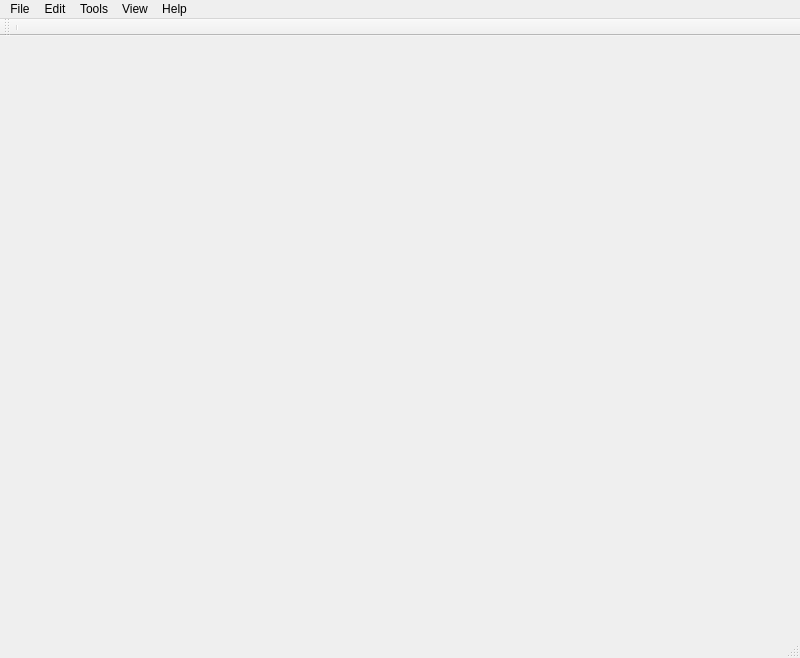
GAMS-dev/studio, file gamside.ui: the form before one commit.
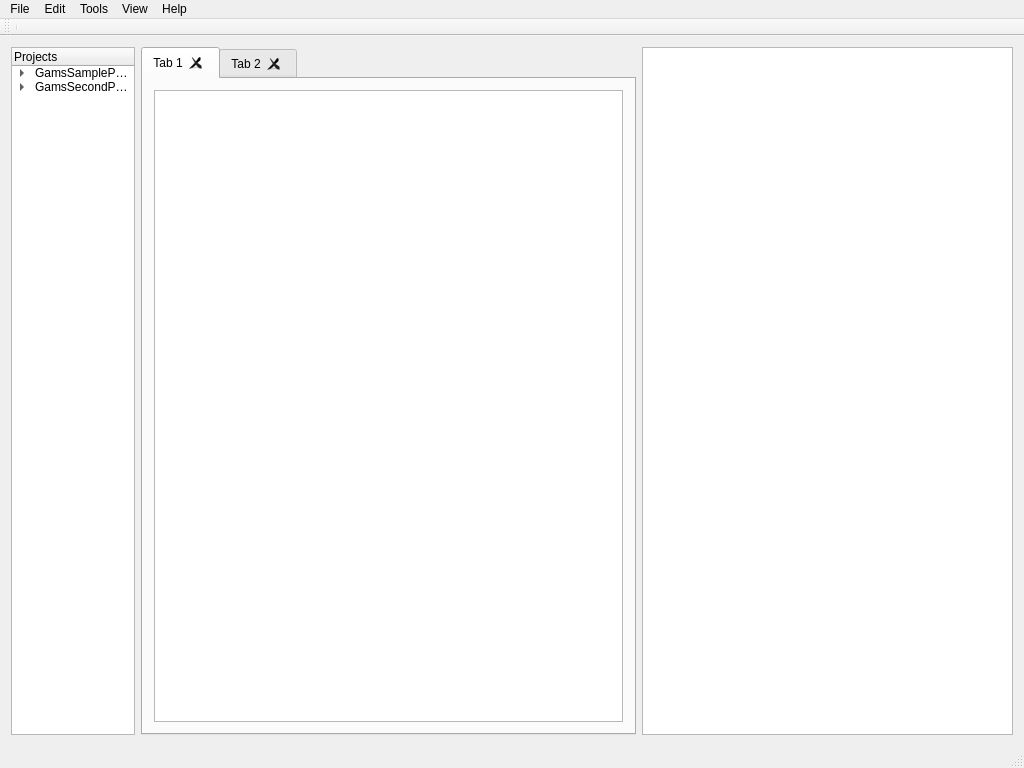
The form after the commit.

Commit message: added general layout

What changed in the file:
```diff
--- a/gamside.ui
+++ b/gamside.ui
@@ -6,8 +6,8 @@
    <rect>
     <x>0</x>
     <y>0</y>
-    <width>23</width>
-    <height>83</height>
+    <width>1024</width>
+    <height>768</height>
    </rect>
   </property>
   <property name="windowTitle">
@@ -29,13 +29,113 @@
    <property name="contextMenuPolicy">
     <enum>Qt::NoContextMenu</enum>
    </property>
+   <layout class="QGridLayout" name="gridLayout">
+    <item row="0" column="0">
+     <layout class="QHBoxLayout" name="horizontalLayout" stretch="1,4,3">
+      <property name="sizeConstraint">
+       <enum>QLayout::SetMinimumSize</enum>
+      </property>
+      <item>
+       <widget class="QTreeWidget" name="projectExplorer">
+        <property name="uniformRowHeights">
+         <bool>true</bool>
+        </property>
+        <column>
+         <property name="text">
+          <string>Projects</string>
+         </property>
+        </column>
+        <item>
+         <property name="text">
+          <string>GamsSampleProject</string>
+         </property>
+         <item>
+          <property name="text">
+           <string>main.gms</string>
+          </property>
+         </item>
+         <item>
+          <property name="text">
+           <string>main.gdx</string>
+          </property>
+         </item>
+         <item>
+          <property name="text">
+           <string>someotherfile.txt</string>
+          </property>
+         </item>
+         <item>
+          <property name="text">
+           <string>hello.jpg</string>
+          </property>
+         </item>
+        </item>
+        <item>
+         <property name="text">
+          <string>GamsSecondProject</string>
+         </property>
+         <item>
+          <property name="text">
+           <string>more</string>
+          </property>
+         </item>
+         <item>
+          <property name="text">
+           <string>moremore</string>
+          </property>
+         </item>
+        </item>
+       </widget>
+      </item>
+      <item>
+       <widget class="QTabWidget" name="tabWidget">
+        <property name="currentIndex">
+         <number>0</number>
+        </property>
+        <property name="tabsClosable">
+         <bool>true</bool>
+        </property>
+        <property name="movable">
+         <bool>true</bool>
+        </property>
+        <widget class="QWidget" name="tab">
+         <attribute name="title">
+          <string>Tab 1</string>
+         </attribute>
+         <layout class="QGridLayout" name="gridLayout_2">
+          <item row="0" column="0">
+           <widget class="QTextEdit" name="mainEditor">
+            <property name="autoFillBackground">
+             <bool>true</bool>
+            </property>
+           </widget>
+          </item>
+         </layout>
+        </widget>
+        <widget class="QWidget" name="tab_2">
+         <attribute name="title">
+          <string>Tab 2</string>
+         </attribute>
+        </widget>
+       </widget>
+      </item>
+      <item>
+       <widget class="QTextEdit" name="mainOutput">
+        <property name="readOnly">
+         <bool>true</bool>
+        </property>
+       </widget>
+      </item>
+     </layout>
+    </item>
+   </layout>
   </widget>
   <widget class="QMenuBar" name="menuBar">
    <property name="geometry">
     <rect>
      <x>0</x>
      <y>0</y>
-     <width>23</width>
+     <width>1024</width>
      <height>25</height>
     </rect>
    </property>
```
